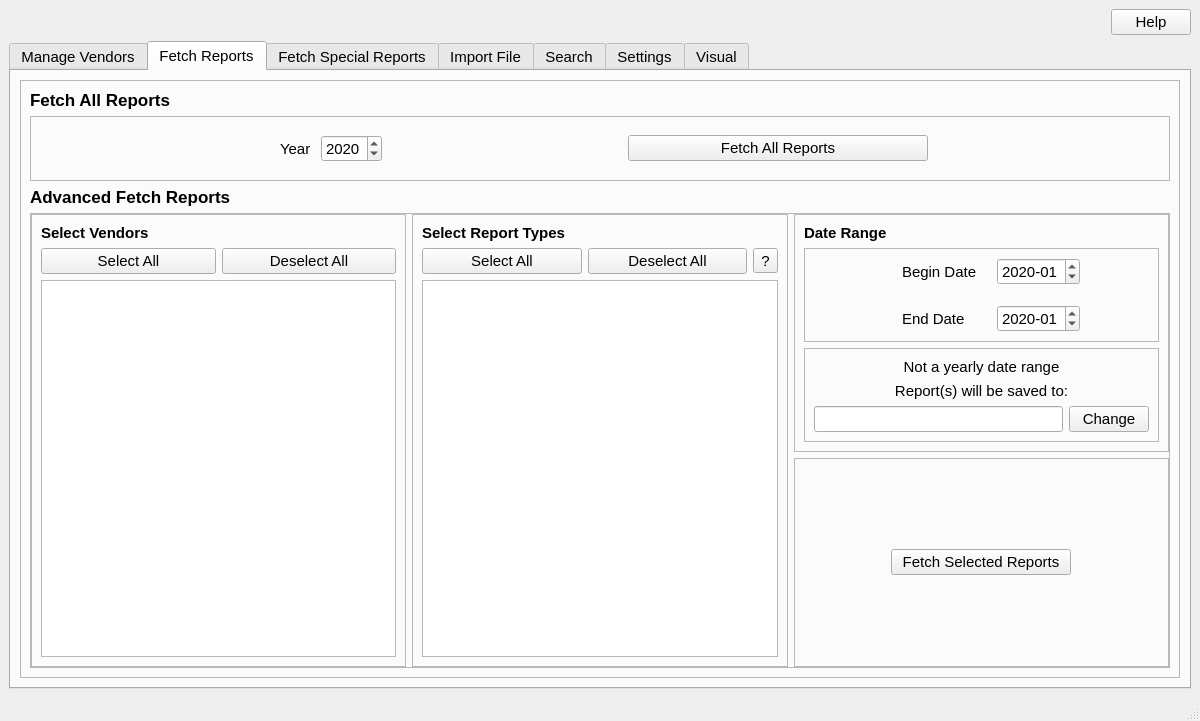
Qt form ui/MainWindow.ui (CS-4820-Library-Project/COUNTER-5-Report-Tool-2020-5.0) before a commit.
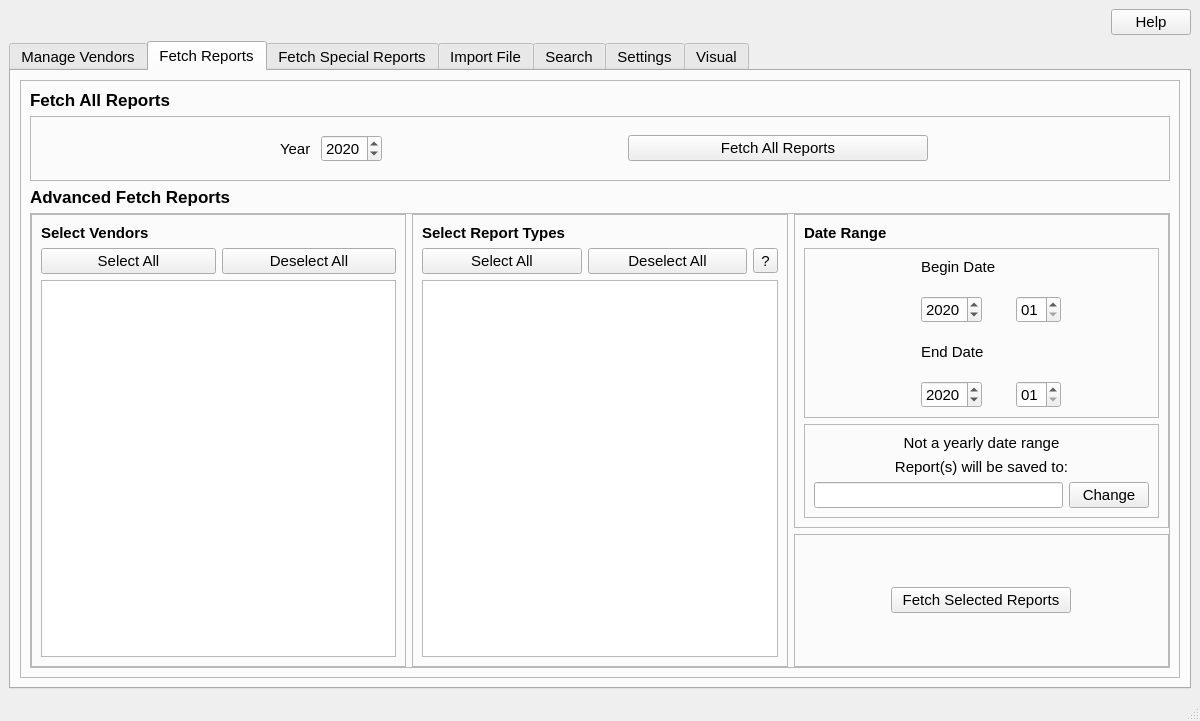
The same form after that commit. The open tabs and pages were chosen to show the change.

Diff of the .ui file:
```diff
--- a/ui/MainWindow.ui
+++ b/ui/MainWindow.ui
@@ -777,30 +777,33 @@
                          </property>
                         </widget>
                        </item>
-                       <item row="0" column="1">
-                        <widget class="QDateEdit" name="begin_date_edit_fetch">
-                         <property name="dateTime">
-                          <datetime>
-                           <hour>0</hour>
-                           <minute>0</minute>
-                           <second>0</second>
-                           <year>2020</year>
-                           <month>1</month>
-                           <day>1</day>
-                          </datetime>
-                         </property>
-                         <property name="displayFormat">
-                          <string>yyyy-MM</string>
-                         </property>
-                        </widget>
-                       </item>
-                       <item row="1" column="0">
+                       <item row="2" column="0">
                         <widget class="QLabel" name="label_10">
                          <property name="text">
                           <string>End Date</string>
                          </property>
                         </widget>
                        </item>
+                       <item row="1" column="0">
+                        <widget class="QDateEdit" name="begin_date_edit_fetch_year">
+                         <property name="dateTime">
+                          <datetime>
+                           <hour>0</hour>
+                           <minute>0</minute>
+                           <second>0</second>
+                           <year>2020</year>
+                           <month>1</month>
+                           <day>1</day>
+                          </datetime>
+                         </property>
+                         <property name="currentSection">
+                          <enum>QDateTimeEdit::YearSection</enum>
+                         </property>
+                         <property name="displayFormat">
+                          <string>yyyy</string>
+                         </property>
+                        </widget>
+                       </item>
                        <item row="1" column="1">
                         <widget class="QDateEdit" name="end_date_edit_fetch">
                          <property name="dateTime">
@@ -814,7 +817,41 @@
                           </datetime>
                          </property>
                          <property name="displayFormat">
-                          <string>yyyy-MM</string>
+                          <string>MM</string>
+                         </property>
+                        </widget>
+                       </item>
+                       <item row="3" column="0">
+                        <widget class="QDateEdit" name="end_date_edit_fetch_year">
+                         <property name="dateTime">
+                          <datetime>
+                           <hour>0</hour>
+                           <minute>0</minute>
+                           <second>0</second>
+                           <year>2020</year>
+                           <month>1</month>
+                           <day>1</day>
+                          </datetime>
+                         </property>
+                         <property name="displayFormat">
+                          <string>yyyy</string>
+                         </property>
+                        </widget>
+                       </item>
+                       <item row="3" column="1">
+                        <widget class="QDateEdit" name="end_date_edit_fetch_month">
+                         <property name="dateTime">
+                          <datetime>
+                           <hour>0</hour>
+                           <minute>0</minute>
+                           <second>0</second>
+                           <year>2020</year>
+                           <month>1</month>
+                           <day>1</day>
+                          </datetime>
+                         </property>
+                         <property name="displayFormat">
+                          <string>MM</string>
                          </property>
                         </widget>
                        </item>
```
Left out of the diff: 64 changed lines with no effect on the pictures.
